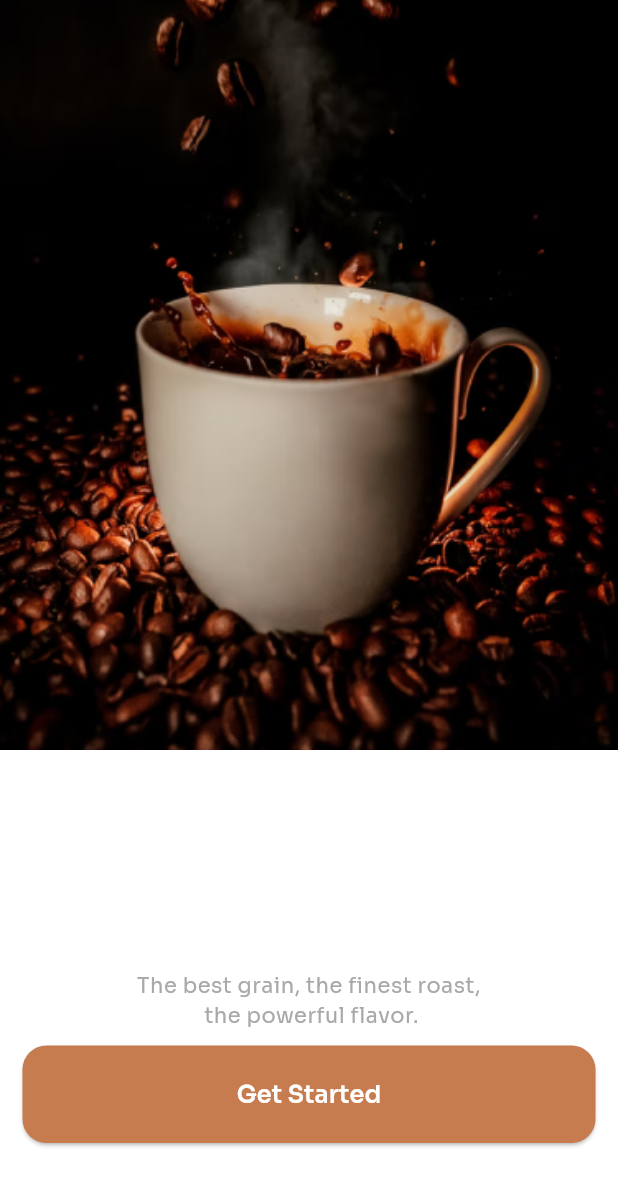
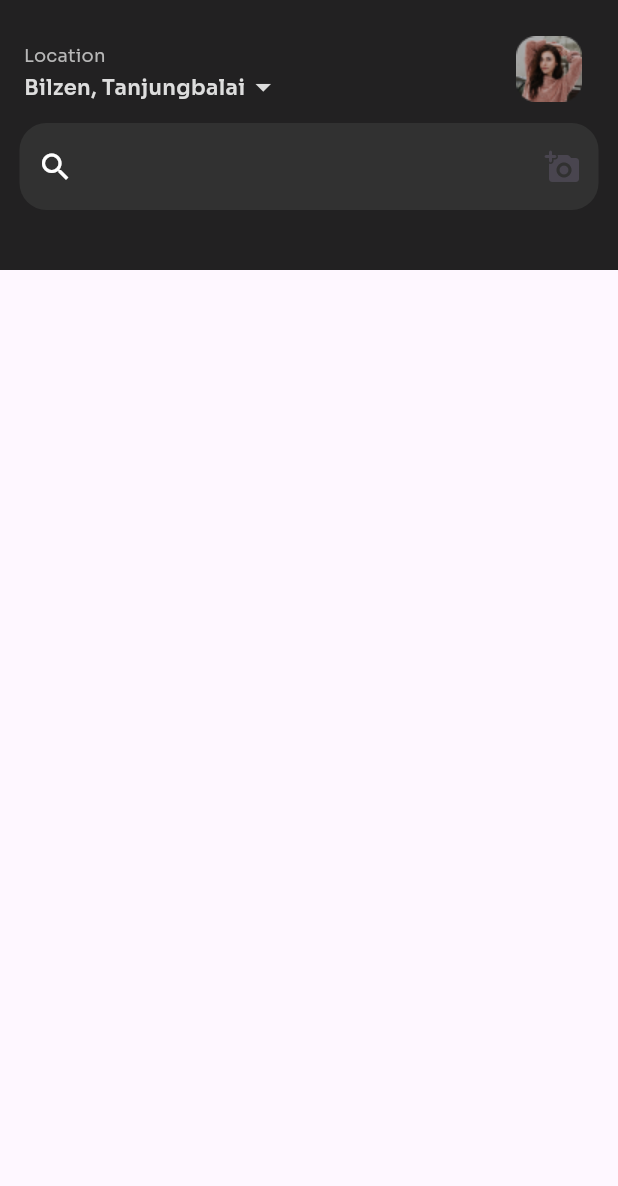
Before and after one commit to shakilahmed0369/coffee_app, a Flutter app: the screen it shows after launch, after a tap on "Get Started", on a phone screen of 412 x 824 dp. Shown: the top 1186 px of the screen. Run offline on Flutter 3.47's test engine with Material 3 defaults, Android fonts, the phone set to English and light mode, and no system bars.

Commit message:
working on home page

```diff
--- a/lib/main.dart
+++ b/lib/main.dart
@@ -1,3 +1,4 @@
+import 'package:coffee_app/screens/home_screen.dart';
 import 'package:coffee_app/screens/welcome_screen.dart';
 import 'package:flutter/material.dart';
 
@@ -13,7 +14,10 @@ class MyApp extends StatelessWidget {
   Widget build(BuildContext context) {
     return MaterialApp(
       title: 'Flutter Demo',
-      routes: {'/': (context) => const WelcomeScreen()},
+      routes: {
+        '/': (context) => const WelcomeScreen(),
+        '/home': (context) => const HomeScreen(),
+      },
     );
   }
 }
--- a/lib/partials/theme_color.dart
+++ b/lib/partials/theme_color.dart
@@ -1,2 +1,13 @@
+import 'package:flutter/material.dart';
+
 int primaryColor = 0xffC67C4E;
 int secondaryColor = 0xff00000000;
+
+const gradient = LinearGradient(
+  begin: Alignment.center, // Adjust alignment as needed
+  end: Alignment(-0.41, 1), // Corresponds to 241 degrees
+  colors: [
+    Color(0xFF131313),
+    Color(0xFF313131),
+  ],
+);
--- /dev/null
+++ b/lib/screens/home_screen.dart
@@ -0,0 +1,79 @@
+import 'package:coffee_app/partials/theme_color.dart';
+import 'package:flutter/cupertino.dart';
+import 'package:flutter/material.dart';
+import 'package:flutter/widgets.dart';
+
+class HomeScreen extends StatefulWidget {
+  const HomeScreen({super.key});
+
+  @override
+  State<HomeScreen> createState() => _HomeScreenState();
+}
+
+class _HomeScreenState extends State<HomeScreen> {
+  @override
+  Widget build(BuildContext context) {
+    return Scaffold(
+      body: Container(
+        height: 180,
+        width: double.infinity,
+        color: Colors.black87,
+        child: SafeArea(
+            child: Column(
+          children: [
+            const SizedBox(height: 10),
+            ListTile(
+              title: const Text(
+                'Location',
+                style: TextStyle(
+                    color: Color(0xFFB7B7B7),
+                    fontFamily: 'Sora',
+                    fontSize: 12,
+                    fontWeight: FontWeight.w400,
+                    letterSpacing: 0.12),
+              ),
+              subtitle: const Row(
+                children: [
+                  Text(
+                    'Bilzen, Tanjungbalai',
+                    style: TextStyle(
+                      color: Color(0xFFDDDDDD),
+                      fontFamily: 'Sora',
+                      fontSize: 14,
+                      fontWeight: FontWeight.w600,
+                    ),
+                  ),
+                  Icon(
+                    Icons.arrow_drop_down,
+                    color: Color(0xFFDDDDDD),
+                  )
+                ],
+              ),
+              trailing: ClipRRect(
+                borderRadius: const BorderRadius.all(Radius.circular(10.0)),
+                child: Image.asset('images/avatar.png'),
+              ),
+            ),
+            Container(
+              margin: EdgeInsets.fromLTRB(13, 0, 13, 0),
+              padding: EdgeInsets.fromLTRB(0, 5, 0, 5),
+              decoration: BoxDecoration(
+                color: Color(0xff313131),
+                borderRadius: BorderRadius.circular(18),
+              ),
+              child: TextField(
+                decoration: InputDecoration(
+                    border: InputBorder.none,
+                    prefixIcon: Icon(
+                      Icons.search,
+                      color: Colors.white,
+                    ),
+                    suffixIcon: Icon(Icons.add_a_photo_rounded)),
+              ),
+            )
+          ],
+        )),
+      ),
+    );
+  }
+}
--- a/lib/screens/welcome_screen.dart
+++ b/lib/screens/welcome_screen.dart
@@ -56,7 +56,9 @@ class _WelcomeScreenState extends State<WelcomeScreen> {
                       borderRadius: BorderRadius.circular(16)),
                   padding: const EdgeInsets.fromLTRB(0, 21, 0, 21),
                   backgroundColor: Color(primaryColor)),
-              onPressed: () {},
+              onPressed: () {
+                Navigator.pushNamed(context, '/home');
+              },
               child: const Text(
                 'Get Started',
                 style: TextStyle(
--- a/pubspec.yaml
+++ b/pubspec.yaml
@@ -58,7 +58,7 @@ flutter:
 
   # To add assets to your application, add an assets section, like this:
   assets:
-    - images/coffee_cup.png
+    - images/
 
   # An image asset can refer to one or more resolution-specific "variants", see
   # https://flutter.dev/assets-and-images/#resolution-aware
```
Also changed, not shown: images/avatar.png (added).
